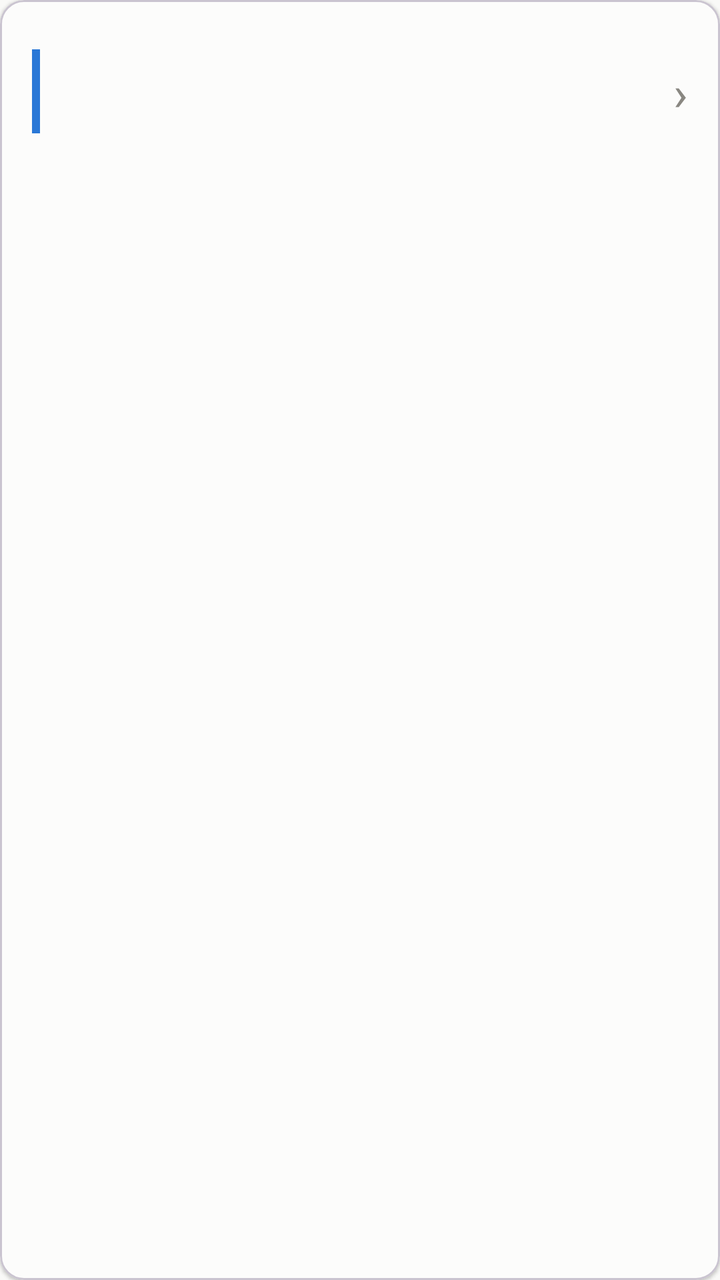
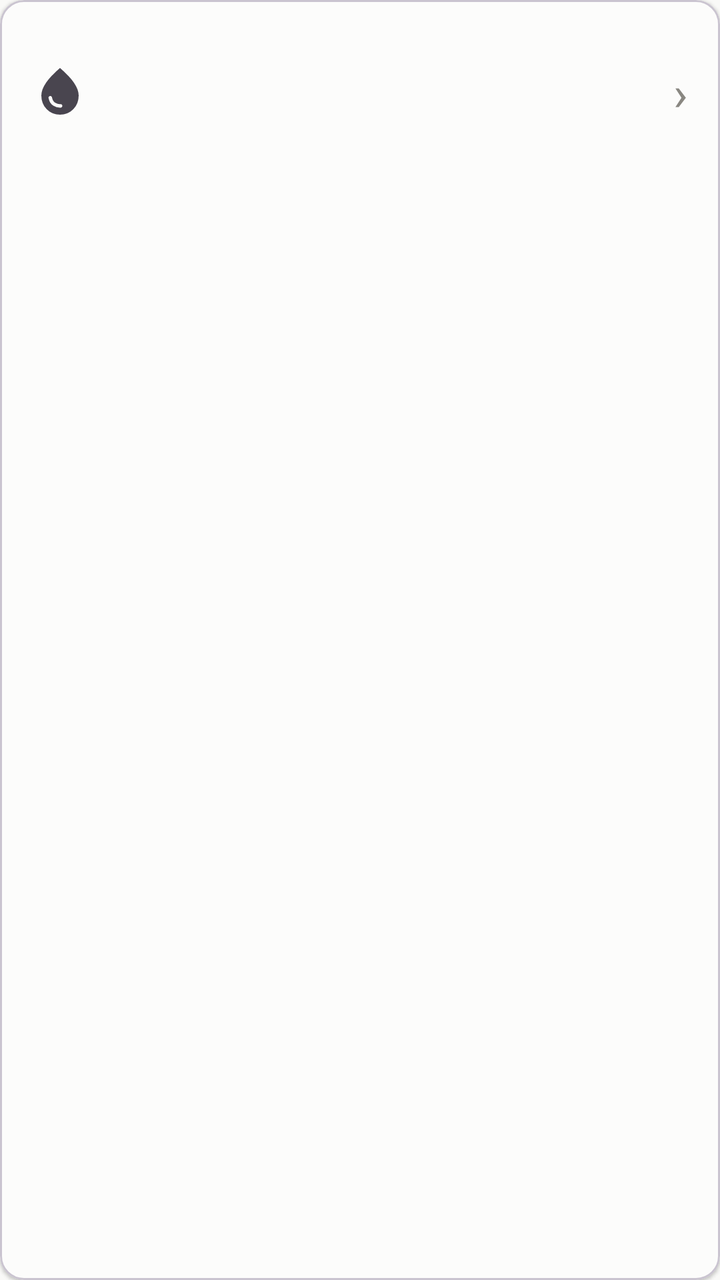

The first picture is an Android layout as it rendered before a commit; the second is the same layout after the commit. The layout source and the unified diff follow.
<!-- AndroidManifest.xml: application theme Theme.SuiviCompteurs -->
<!-- res/layout/item_compteur.xml -->
<?xml version="1.0" encoding="utf-8"?>
<com.google.android.material.card.MaterialCardView
    xmlns:android="http://schemas.android.com/apk/res/android"
    xmlns:app="http://schemas.android.com/apk/res-auto"
    android:layout_width="match_parent"
    android:layout_height="wrap_content"
    android:layout_marginHorizontal="12dp"
    android:layout_marginVertical="5dp"
    android:clickable="true"
    android:focusable="true"
    app:cardBackgroundColor="@color/surface"
    app:cardCornerRadius="12dp"
    app:cardElevation="1dp">

    <LinearLayout
        android:layout_width="match_parent"
        android:layout_height="wrap_content"
        android:orientation="horizontal"
        android:gravity="center_vertical"
        android:padding="16dp">

        
        <View
            android:id="@+id/pastille"
            android:layout_width="4dp"
            android:layout_height="42dp"
            android:layout_marginEnd="14dp"
            android:background="@color/eau" />

        <LinearLayout
            android:layout_width="0dp"
            android:layout_height="wrap_content"
            android:layout_weight="1"
            android:orientation="vertical">

            <TextView
                android:id="@+id/libelle"
                android:layout_width="match_parent"
                android:layout_height="wrap_content"
                android:textColor="@color/encre"
                android:textSize="15sp"
                android:textStyle="bold" />

            <TextView
                android:id="@+id/index"
                android:layout_width="match_parent"
                android:layout_height="wrap_content"
                android:layout_marginTop="3dp"
                android:textColor="@color/encre_2"
                android:textSize="14sp" />

            <TextView
                android:id="@+id/date"
                android:layout_width="match_parent"
                android:layout_height="wrap_content"
                android:layout_marginTop="1dp"
                android:textColor="@color/encre_3"
                android:textSize="12sp" />
        </LinearLayout>

        <TextView
            android:layout_width="wrap_content"
            android:layout_height="wrap_content"
            android:text="›"
            android:textColor="@color/encre_3"
            android:textSize="24sp" />
    </LinearLayout>
</com.google.android.material.card.MaterialCardView>
<!-- resources referenced by this layout -->
<resources>
  <color name="eau">#2A78D6</color>
  <color name="encre">#0B0B0B</color>
  <color name="encre_2">#52514E</color>
  <color name="encre_3">#898781</color>
  <color name="surface">#FCFCFB</color>
  <style name="Theme.SuiviCompteurs" parent="Theme.Material3.DayNight.NoActionBar">
          <item name="colorPrimary">@color/primaire</item>
          <item name="colorPrimaryDark">@color/primaire_sombre</item>
          <item name="colorSecondary">@color/primaire</item>
          <item name="android:colorBackground">@color/plan</item>
          
          <item name="android:statusBarColor" tools:targetApi="l">@android:color/transparent</item>
          <item name="android:navigationBarColor" tools:targetApi="l">@android:color/transparent</item>
      </style>
  <color name="primaire">#2A78D6</color>
  <color name="primaire_sombre">#1C5CAB</color>
  <color name="plan">#F9F9F7</color>
</resources>

<!-- the commit's change to res/layout/item_compteur.xml (unified diff, before → after) -->
@@ -20,12 +20,13 @@
         android:padding="16dp">
 
         
-        <View
+        <ImageView
             android:id="@+id/pastille"
-            android:layout_width="4dp"
-            android:layout_height="42dp"
+            android:layout_width="28dp"
+            android:layout_height="28dp"
             android:layout_marginEnd="14dp"
-            android:background="@color/eau" />
+            android:importantForAccessibility="no"
+            android:src="@drawable/ic_eau" />
 
         <LinearLayout
             android:layout_width="0dp"
<!-- resource entries referenced after the edit -->
@@ -1,10 +1,23 @@
 <!-- resources referenced by this layout -->
 <resources>
-  <color name="eau">#2A78D6</color>
   <color name="encre">#0B0B0B</color>
   <color name="encre_2">#52514E</color>
   <color name="encre_3">#898781</color>
   <color name="surface">#FCFCFB</color>
+  <!-- drawable ic_eau (drawable) -->
+  <?xml version="1.0" encoding="utf-8"?>
+  <vector xmlns:android="http://schemas.android.com/apk/res/android"
+      android:width="24dp"
+      android:height="24dp"
+      android:viewportWidth="960"
+      android:viewportHeight="960"
+      android:tint="?attr/colorControlNormal">
+      <group android:translateY="960">
+          <path
+              android:fillColor="#000000"
+              android:pathData="M491-200q12-1 20.5-9.5T520-230q0-14-9-22.5t-23-7.5q-41 3-87-22.5T343-375q-2-11-10.5-18t-19.5-7q-14 0-23 10.5t-6 24.5q17 91 80 130t127 35Zm-239.5 26Q160-268 160-408q0-100 79.5-217.5T480-880q161 137 240.5 254.5T800-408q0 140-91.5 234T480-80q-137 0-228.5-94Z" />
+      </group>
+  </vector>
   <style name="Theme.SuiviCompteurs" parent="Theme.Material3.DayNight.NoActionBar">
           <item name="colorPrimary">@color/primaire</item>
           <item name="colorPrimaryDark">@color/primaire_sombre</item>
